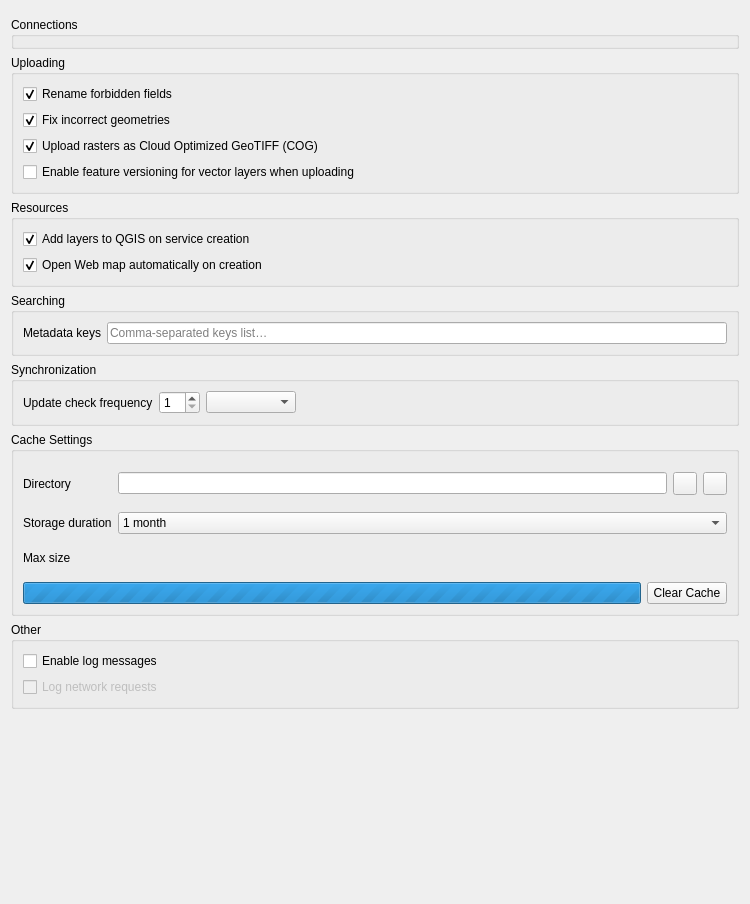
The window that src/nextgis_connect/settings/settings_dialog_base.ui (nextgis/nextgis_connect) describes before a commit, drawn with Qt 5.
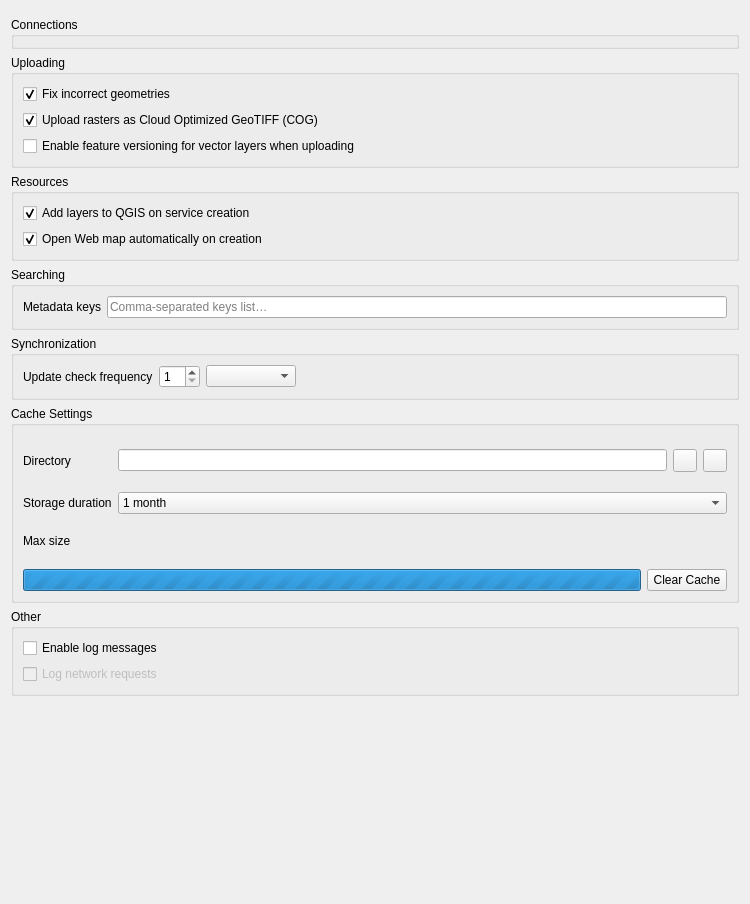
The same window after the commit. Custom widgets are drawn as their Qt base class.

Commit message: Remove renaming fields functionality

Diff of the .ui file:
```diff
--- a/src/nextgis_connect/settings/settings_dialog_base.ui
+++ b/src/nextgis_connect/settings/settings_dialog_base.ui
@@ -59,16 +59,6 @@
       <string>Uploading</string>
      </property>
      <layout class="QVBoxLayout" name="verticalLayout_4">
-      <item>
-       <widget class="QCheckBox" name="renameFieldsCheckBox">
-        <property name="text">
-         <string>Rename forbidden fields</string>
-        </property>
-        <property name="checked">
-         <bool>true</bool>
-        </property>
-       </widget>
-      </item>
       <item>
        <widget class="QCheckBox" name="fixGeometryCheckBox">
         <property name="text">
```
The commit also changes 2 other files.
